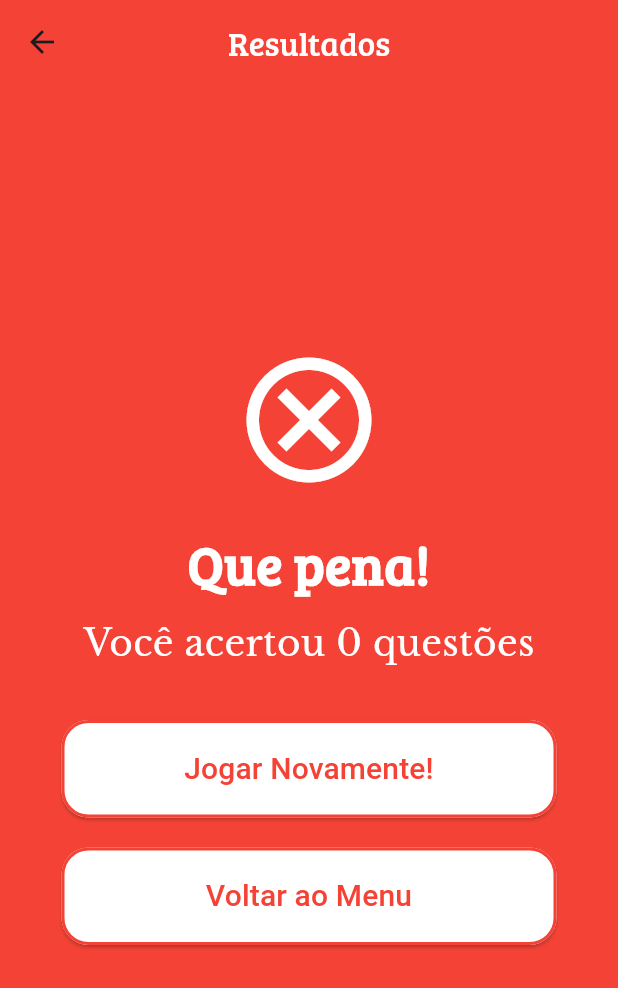
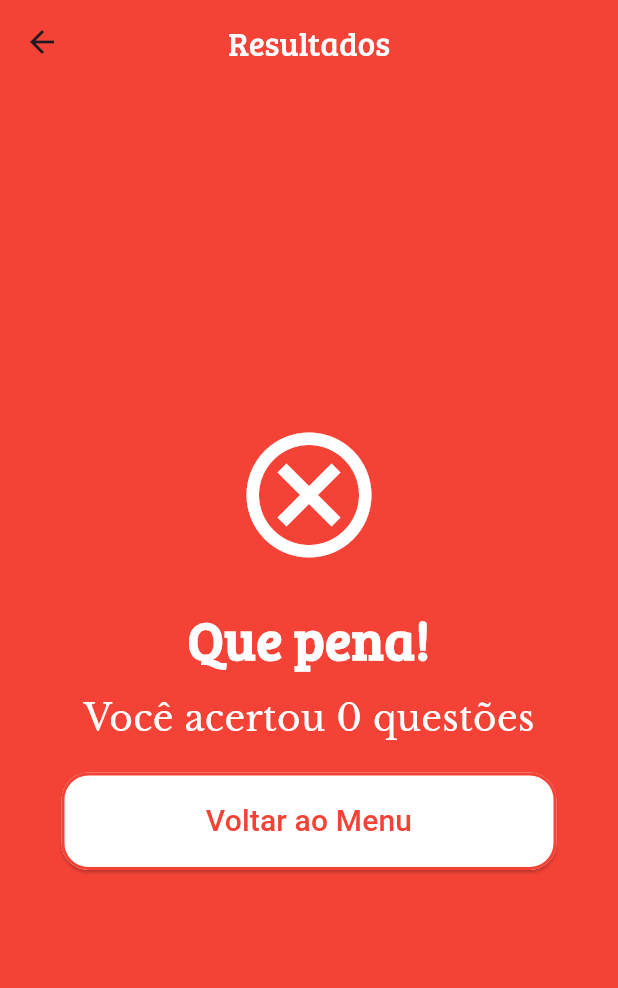
Before and after one commit to Pedroltz/MyCoin2, a Flutter app: the Resultado screen opened directly with empty values, on a phone screen of 412 x 824 dp. Shown: the top 988 px of the screen. Run offline on Flutter 3.47's test engine with Material 3 defaults, Android fonts, the phone set to English and light mode, and no system bars; our stand-ins replace google_nav_bar, page_transition.

Commit message:
Agora sim...

```diff
--- a/lib/QuizPages/resume.dart
+++ b/lib/QuizPages/resume.dart
@@ -1,5 +1,4 @@
 import 'package:flutter/material.dart';
-import 'package:my_coin2/QuizPages/quiz01.dart';
 import 'package:my_coin2/pages/homePage.dart';
 
 class Resultado extends StatefulWidget {
@@ -62,41 +61,6 @@ class _ResultadoState extends State<Resultado> {
             ),
             const SizedBox(height: 20.0),
             Padding(
-              padding: const EdgeInsets.only(top: 15, bottom: 20),
-              child: SizedBox(
-                height: 65,
-                width: 330,
-                child: ElevatedButton(
-                  onPressed: () {
-                    Navigator.push(
-                    context,
-                    MaterialPageRoute(
-                        builder: (context) => const Quiz01()));
-                  },
-                  style: ButtonStyle(
-                    backgroundColor:
-                        WidgetStateProperty.all<Color>(Colors.white),
-                    foregroundColor:
-                        WidgetStateProperty.all<Color>(Colors.red),
-                    shape: WidgetStateProperty.all<RoundedRectangleBorder>(
-                      RoundedRectangleBorder(
-                        borderRadius: BorderRadius.circular(18.0),
-                        side: const BorderSide(color: Colors.red, width: 2.0),
-                      ),
-                    ),
-                  ),
-                  child: const Text(
-                    "Jogar Novamente!",
-                    textAlign: TextAlign.center,
-                    style: TextStyle(
-                      fontSize: 20,
-                      color: Colors.red,
-                    ),
-                  ),
-                ),
-              ),
-            ),
-            Padding(
               padding: const EdgeInsets.only(top: 0, bottom: 20),
               child: SizedBox(
                 height: 65,
```
